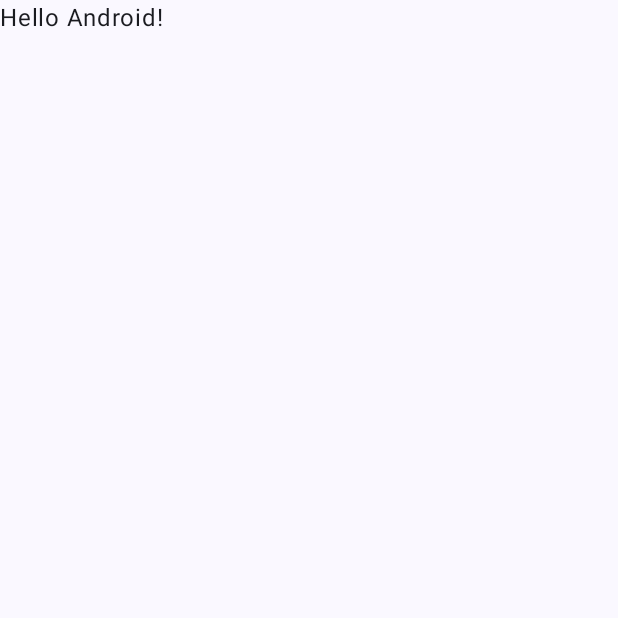
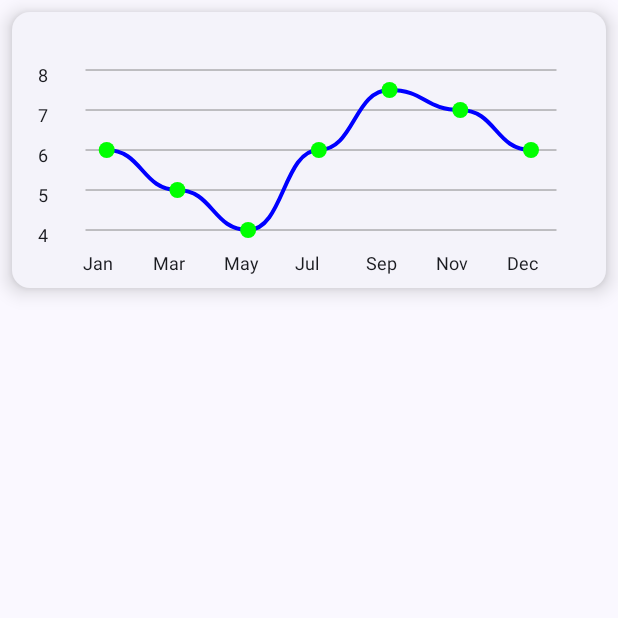
Before and after one commit to basakjeet08/Chart-Library, an Android app built with Jetpack Compose: the screen it shows after launch (MainActivity), on a phone screen of 412 x 824 dp, the top half of it. Before the commit the part shown is almost empty. Run offline under Robolectric (Android 15) with nearby library versions, the phone set to English and light mode, and no system bars.

Commit message:
feat - Line Chart Initial prototype

```diff
--- a/app/src/main/java/com/dev/anirban/chartlibrary/MainActivity.kt
+++ b/app/src/main/java/com/dev/anirban/chartlibrary/MainActivity.kt
@@ -3,13 +3,22 @@ package com.dev.anirban.chartlibrary
 import android.os.Bundle
 import androidx.activity.ComponentActivity
 import androidx.activity.compose.setContent
+import androidx.compose.foundation.layout.Column
 import androidx.compose.foundation.layout.fillMaxSize
+import androidx.compose.foundation.layout.fillMaxWidth
+import androidx.compose.foundation.layout.height
+import androidx.compose.foundation.layout.padding
+import androidx.compose.material3.CardDefaults
+import androidx.compose.material3.ElevatedCard
 import androidx.compose.material3.MaterialTheme
 import androidx.compose.material3.Surface
-import androidx.compose.material3.Text
-import androidx.compose.runtime.Composable
 import androidx.compose.ui.Modifier
-import androidx.compose.ui.tooling.preview.Preview
+import androidx.compose.ui.graphics.Color
+import androidx.compose.ui.graphics.toArgb
+import androidx.compose.ui.unit.dp
+import com.dev.anirban.chartlibrary.charts.linechart.LineChart
+import com.dev.anirban.chartlibrary.charts.linechart.LineChartData
+import com.dev.anirban.chartlibrary.charts.linechart.LineChartDecoration
 import com.dev.anirban.chartlibrary.ui.theme.ChartLibraryTheme
 
 class MainActivity : ComponentActivity() {
@@ -22,25 +31,45 @@ class MainActivity : ComponentActivity() {
                     modifier = Modifier.fillMaxSize(),
                     color = MaterialTheme.colorScheme.background
                 ) {
-                    Greeting("Android")
+
+                    Column {
+                        ElevatedCard(
+                            modifier = Modifier
+                                .height(200.dp)
+                                .fillMaxWidth()
+                                .padding(8.dp),
+                            elevation = CardDefaults.cardElevation(8.dp),
+                        ) {
+
+                            val lineChartData = LineChartData(
+                                yAxisReadings = listOf(listOf(6f, 5f, 4f, 6f, 7.5f, 7f, 6f)),
+                                xAxisReadings = listOf(
+                                    "Jan",
+                                    "Mar",
+                                    "May",
+                                    "Jul",
+                                    "Sep",
+                                    "Nov",
+                                    "Dec"
+                                ),
+                                numOfXMarkers = 7,
+                                numOfYMarkers = 5
+                            )
+
+                            val lineChartDecoration = LineChartDecoration(
+                                textColor = MaterialTheme.colorScheme.onSurface.toArgb(),
+                                lineColor = listOf(Color.Blue),
+                                dotColor = listOf(Color.Green)
+                            )
+
+                            LineChart(
+                                lineChartData,
+                                lineChartDecoration
+                            ).BuildGraph()
+                        }
+                    }
                 }
             }
         }
     }
 }
-
-@Composable
-fun Greeting(name: String, modifier: Modifier = Modifier) {
-    Text(
-        text = "Hello $name!",
-        modifier = modifier
-    )
-}
-
-@Preview(showBackground = true)
-@Composable
-fun GreetingPreview() {
-    ChartLibraryTheme {
-        Greeting("Android")
-    }
-}
--- /dev/null
+++ b/app/src/main/java/com/dev/anirban/chartlibrary/charts/linechart/LineChart.kt
@@ -0,0 +1,210 @@
+package com.dev.anirban.chartlibrary.charts.linechart
+
+import android.graphics.Paint
+import android.graphics.Typeface
+import androidx.compose.foundation.Canvas
+import androidx.compose.foundation.layout.fillMaxWidth
+import androidx.compose.foundation.layout.height
+import androidx.compose.foundation.layout.padding
+import androidx.compose.runtime.Composable
+import androidx.compose.ui.Modifier
+import androidx.compose.ui.geometry.Offset
+import androidx.compose.ui.graphics.Color
+import androidx.compose.ui.graphics.Path
+import androidx.compose.ui.graphics.drawscope.DrawScope
+import androidx.compose.ui.graphics.drawscope.Stroke
+import androidx.compose.ui.graphics.nativeCanvas
+import androidx.compose.ui.unit.Dp
+import androidx.compose.ui.unit.dp
+import androidx.compose.ui.unit.sp
+
+/**
+ * This is the Line Chart Class which creates a Line Chart composable graph
+ *
+ * @param lineChartData This variable is a object of [LineChartData] class and has all the data
+ * related to the LineChart
+ * @param lineChartDecoration This is a object of [LineChartDecoration] class and has all the data
+ * related to the decorations for the graph
+ */
+class LineChart<T>(
+    private val lineChartData: LineChartData<T>,
+    private val lineChartDecoration: LineChartDecoration
+) {
+
+    /**
+     * This function draws the margins in the graph
+     */
+    private fun DrawScope.drawMargins() {
+
+        for (i in 1..lineChartData.numOfYMarkers) {
+
+            // This is the value of the current Y Axis Marker
+            val currentYMarker = lineChartData.yUpperReading - (i - 1) * lineChartData.yDividend
+
+            // This draws the String Marker
+            drawContext.canvas.nativeCanvas.drawText(
+                currentYMarker.toString(),
+                lineChartData.xOrigin - 24f,
+                (lineChartData.yScale * i) + 12f,
+                Paint().apply {
+                    color = lineChartDecoration.textColor
+                    textSize = 12.sp.toPx()
+                    textAlign = Paint.Align.LEFT
+                    typeface = Typeface.create(Typeface.DEFAULT, Typeface.NORMAL)
+                }
+            )
+
+            // This draws the Lines for the readings parallel to X Axis
+            drawLine(
+                start = Offset(
+                    x = lineChartData.xOrigin + 24f,
+                    y = lineChartData.yScale * i
+                ),
+                color = Color.Gray,
+                end = Offset(
+                    x = lineChartData.xMax,
+                    y = lineChartData.yScale * i
+                ),
+                strokeWidth = 1f
+            )
+        }
+
+        // This Draws the Y Markers below the Graph
+        lineChartData.xAxisReadings.forEachIndexed { index, currentMarker ->
+
+            // This draws the String Marker
+            drawContext.canvas.nativeCanvas.drawText(
+                currentMarker.toString(),
+                lineChartData.xScale * (index + 1),
+                lineChartData.yScale * (lineChartData.numOfYMarkers + 1),
+                Paint().apply {
+                    color = lineChartDecoration.textColor
+                    textSize = 12.sp.toPx()
+                    textAlign = Paint.Align.LEFT
+                    typeface = Typeface.create(Typeface.DEFAULT, Typeface.NORMAL)
+                }
+            )
+        }
+    }
+
+    /**
+     * This graph plots all the points in the graph
+     */
+    private fun DrawScope.plotPoints() {
+
+        // This variable contains all the Offset of all the graph coordinates
+        val graphCoordinatesList: MutableList<MutableList<Offset>> = mutableListOf()
+
+        // Adding the Offsets to the Variable
+        lineChartData.yAxisReadings.forEachIndexed { coordinateSetIndex, coordinateSet ->
+
+            // Calculates the coordinate of One Set of the List
+            val graphCoordinates: MutableList<Offset> = mutableListOf()
+
+            coordinateSet.forEachIndexed { index, fl ->
+
+                val currentYCoordinate =
+                    (lineChartData.yScale + (lineChartData.yUpperReading - fl) * lineChartData.yScale / lineChartData.yDividend)
+
+                // Adding the Coordinates of points in the same Set
+                graphCoordinates.add(
+                    Offset(
+                        x = 24f + (index + 1) * lineChartData.xScale,
+                        y = currentYCoordinate
+                    )
+                )
+            }
+
+            // Adding the coordinates of a whole Set in one Index of the Graph
+            graphCoordinatesList.add(
+                coordinateSetIndex,
+                graphCoordinates
+            )
+        }
+
+        // This loop makes the curved line between two points
+        for (i in 0 until graphCoordinatesList.size) {
+
+            // Path Variable
+            val path = Path()
+
+            // This is the current coordinate set
+            val coordinates = graphCoordinatesList[i]
+
+            // Moving to the start path of the the coordinate set to start making the Curved lines
+            path.moveTo(
+                coordinates[0].x,
+                coordinates[0].y
+            )
+
+            // Inner Loop which draws the Lines from point to point of a single coordinate sets
+            for (index in 0 until coordinates.size - 1) {
+
+                // Control Points
+                val control1X = (coordinates[index].x + coordinates[index + 1].x) / 2f
+                val control1Y = coordinates[index].y
+                val control2X = (coordinates[index].x + coordinates[index + 1].x) / 2f
+                val control2Y = coordinates[index + 1].y
+
+                // Defining the path from the last stayed to the next point
+                path.cubicTo(
+                    x1 = control1X,
+                    y1 = control1Y,
+                    x2 = control2X,
+                    y2 = control2Y,
+                    x3 = coordinates[index + 1].x,
+                    y3 = coordinates[index + 1].y
+                )
+            }
+
+            // Drawing path after defining all the points of a single coordinate set in the path
+            drawPath(
+                path = path,
+                color = lineChartDecoration.lineColor[i],
+                style = Stroke(
+                    width = 4f
+                )
+            )
+        }
+
+        // This loop draws the circles or the points of the coordinates1
+        graphCoordinatesList.forEachIndexed { index, offsets ->
+            offsets.forEach {
+                // This function draws the Circle points
+                drawCircle(
+                    color = lineChartDecoration.dotColor[index],
+                    radius = 8f,
+                    center = it
+                )
+            }
+        }
+    }
+
+    /**
+     * This is the only function which is public and it starts building the graph when called
+     */
+    @Composable
+    fun BuildGraph(
+        modifier: Modifier = Modifier,
+        height: Dp = 200.dp
+    ) {
+        Canvas(
+            modifier = modifier
+                .fillMaxWidth()
+                .height(height)
+                .padding(top = 12.dp, bottom = 12.dp)
+        ) {
+
+            // Decreasing the Size of Component than the Canvas Size to make the UI look better
+            val componentSize = size / 1.20f
+
+            lineChartData.calculateCoordinatesAccordingToGraph(
+                size = size,
+                componentSize = componentSize
+            )
+
+            drawMargins()
+            plotPoints()
+        }
+    }
+}
--- /dev/null
+++ b/app/src/main/java/com/dev/anirban/chartlibrary/charts/linechart/LineChartData.kt
@@ -0,0 +1,91 @@
+package com.dev.anirban.chartlibrary.charts.linechart
+
+import androidx.compose.ui.geometry.Size
+
+/**
+ * This class contains all the data related to the Line Chart and does all the calculations
+ * necessary for plotting the line chart
+ *
+ * @param xAxisReadings These are the readings of the X - Axis
+ * @param yAxisReadings These are the readings of the Y - Axis
+ * @param numOfXMarkers These are the markers needed in X Axis
+ * @param numOfYMarkers These are teh num of markers in Y-axis
+ */
+class LineChartData<T>(
+    val yAxisReadings: List<List<Float>>,
+    val xAxisReadings: List<T>,
+    val numOfXMarkers: Int,
+    val numOfYMarkers: Int
+) {
+
+    var yUpperReading: Int = Int.MIN_VALUE
+    private var yLowerReading: Int = Int.MAX_VALUE
+
+    var xScale: Float = 0f
+    var yScale: Float = 0f
+    var yDividend: Int
+
+    var xOrigin: Float = 0f
+    var xMax: Float = 0f
+    private var yOrigin: Float = 0f
+    private var yMax: Float = 0f
+    private var xTotalSize: Float = 0f
+    private var yTotalSize: Float = 0f
+
+
+    init {
+
+        // Y Axis Marker bounds are held by these variables
+        var yUpper = yAxisReadings[0][0]
+        var yLower = yAxisReadings[0][0]
+
+        // Finding the upper bound and Lower Bound of Y
+        yAxisReadings.forEach { readings ->
+            readings.forEach {
+                if (it > yUpper)
+                    yUpper = it
+
+                if (it < yLower)
+                    yLower = it
+            }
+        }
+
+        // Storing the upper Bound and Lower bound of Y Markers
+        yUpperReading =
+            yUpper.toInt() + ((numOfYMarkers - 1) - (yUpper.toInt() % (numOfYMarkers - 1)))
+
+        yLowerReading = if (yLower < 0)
+            if (yLower.toInt() % (numOfYMarkers - 1) == 0)
+                yLower.toInt()
+            else
+                (((yLower.toInt() / (numOfYMarkers - 1)) - 1) * (numOfYMarkers - 1))
+        else
+            (yLower.toInt() - (yLower.toInt() % (numOfYMarkers - 1)))
+
+        // Difference between each Y Markers
+        yDividend = (yUpperReading - yLowerReading) / (numOfYMarkers - 1)
+    }
+
+    /**
+     * This function calculates the scale of the graph
+     */
+    fun calculateCoordinatesAccordingToGraph(size: Size, componentSize: Size) {
+
+        // X Coordinates of the Graph
+        xOrigin = (size.width - componentSize.width) / 2f
+        xMax = size.width - xOrigin
+
+        // Y Coordinates of the Graph
+        yOrigin = (size.height - componentSize.height) / 2f
+        yMax = size.height - yOrigin
+
+        // Total Size of each of the Coordinates of the Graph
+        xTotalSize = xMax - xOrigin
+        yTotalSize = yMax - yOrigin
+
+        // Scale of both Axis of the Graph
+        yScale = yTotalSize / numOfYMarkers
+        xScale = xTotalSize / numOfXMarkers
+    }
+
+}
--- /dev/null
+++ b/app/src/main/java/com/dev/anirban/chartlibrary/charts/linechart/LineChartDecoration.kt
@@ -0,0 +1,16 @@
+package com.dev.anirban.chartlibrary.charts.linechart
+
+import androidx.compose.ui.graphics.Color
+
+/**
+ * This data class contains all the decoration data  related to the Line Chart
+ *
+ * @param textColor This is the text color to be used in the line chart
+ * @param lineColor This is the line color to be used in the Line Chart
+ * @param dotColor THis is the dot color to be used in the Line Chart
+ */
+data class LineChartDecoration(
+    val textColor: Int,
+    val lineColor: List<Color>,
+    val dotColor: List<Color>
+)
```
